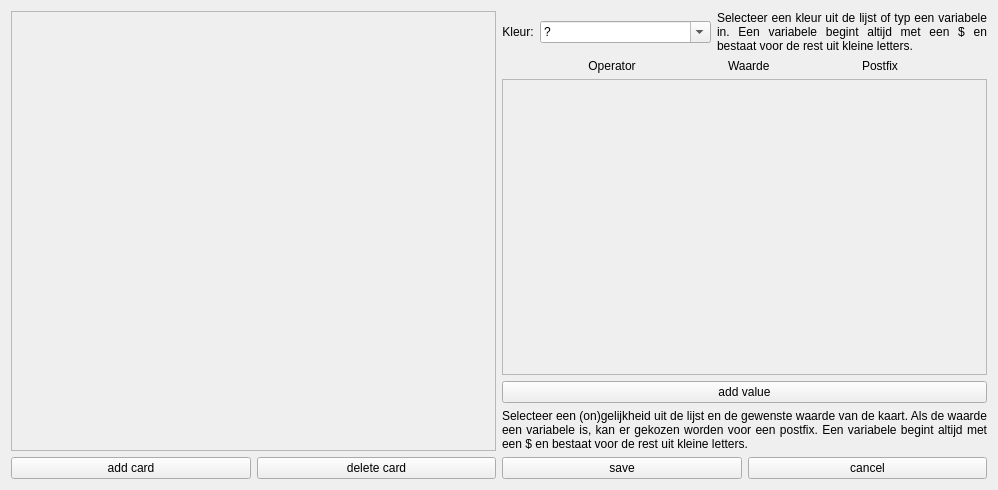
This is src/lib/pokerRuleSystem/view/cardEvaluator.ui in Dtai/PokerbotClient as Qt 5 draws it before an edit. The edited form follows.
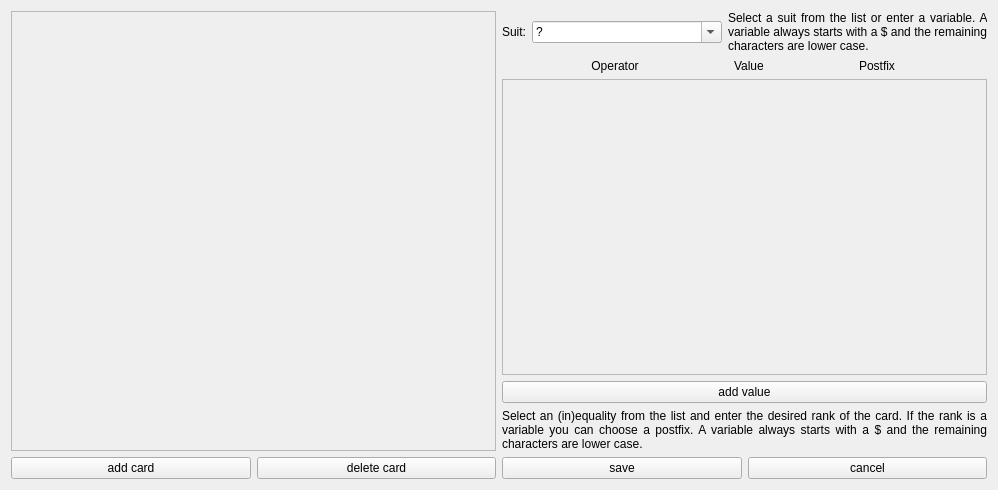
This is the edited form.

The edit to the form file:
```diff
--- a/src/lib/pokerRuleSystem/view/cardEvaluator.ui
+++ b/src/lib/pokerRuleSystem/view/cardEvaluator.ui
@@ -83,7 +83,7 @@
                   <enum>Qt::LeftToRight</enum>
                  </property>
                  <property name="text">
-                  <string>Kleur:</string>
+                  <string>Suit:</string>
                  </property>
                  <property name="alignment">
                   <set>Qt::AlignCenter</set>
@@ -113,7 +113,7 @@
              <item>
               <widget class="QLabel" name="label">
                <property name="text">
-                <string>Selecteer een kleur uit de lijst of typ een variabele in. Een variabele begint altijd met een $ en bestaat voor de rest uit kleine letters.</string>
+                <string>Select a suit from the list or enter a variable. A variable always starts with a $ and the remaining characters are lower case.</string>
                </property>
                <property name="alignment">
                 <set>Qt::AlignJustify|Qt::AlignVCenter</set>
@@ -155,7 +155,7 @@
                 </sizepolicy>
                </property>
                <property name="text">
-                <string>Waarde</string>
+                <string>Value</string>
                </property>
               </widget>
              </item>
@@ -206,7 +206,7 @@
          <item>
           <widget class="QLabel" name="label_5">
            <property name="text">
-            <string>Selecteer een (on)gelijkheid uit de lijst en de gewenste waarde van de kaart. Als de waarde een variabele is, kan er gekozen worden voor een postfix. Een variabele begint altijd met een $ en bestaat voor de rest uit kleine letters.</string>
+            <string>Select an (in)equality from the list and enter the desired rank of the card. If the rank is a variable you can choose a postfix. A variable always starts with a $ and the remaining characters are lower case.</string>
            </property>
            <property name="alignment">
             <set>Qt::AlignJustify|Qt::AlignVCenter</set>
```
